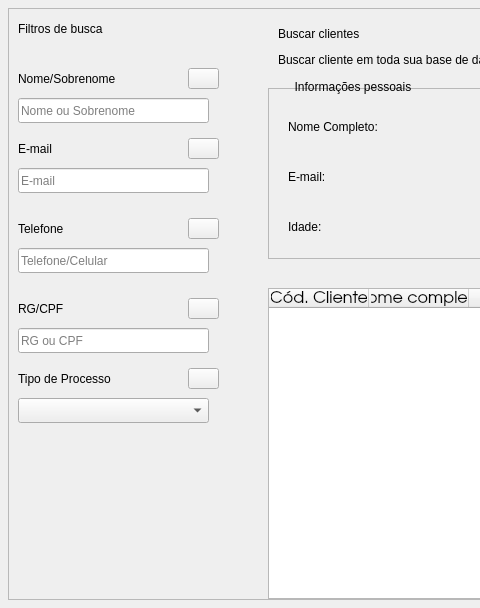
Above: Telas/UI/buscaCliente.ui from newprev/PrevCliente before the change; both pictures show x 0 to 480 and y 0 to 608 of the 1039 by 608 pixel window. Below: the same form after it.
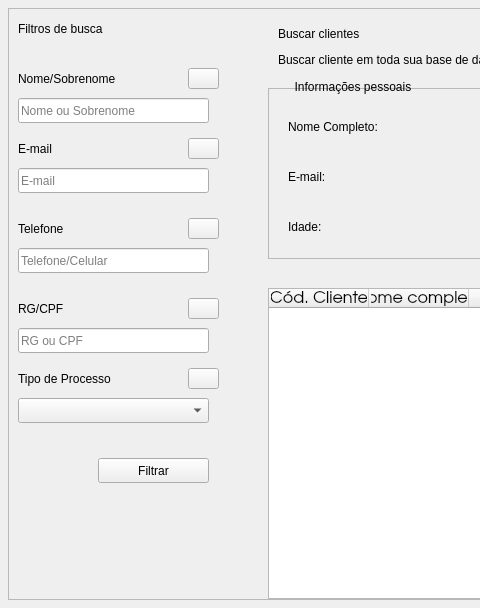
That is the form after the change. Icons and pictures are not drawn.

Patch:
```diff
--- a/Telas/UI/buscaCliente.ui
+++ b/Telas/UI/buscaCliente.ui
@@ -483,7 +483,7 @@
          <rect>
           <x>10</x>
           <y>10</y>
-          <width>131</width>
+          <width>161</width>
           <height>21</height>
          </rect>
         </property>
@@ -873,6 +873,19 @@
          </property>
         </widget>
        </widget>
+       <widget class="QPushButton" name="pbFiltrar">
+        <property name="geometry">
+         <rect>
+          <x>90</x>
+          <y>450</y>
+          <width>111</width>
+          <height>25</height>
+         </rect>
+        </property>
+        <property name="text">
+         <string>Filtrar</string>
+        </property>
+       </widget>
        <zorder>lbTituloFiltro</zorder>
        <zorder>frBuscaNome</zorder>
        <zorder>frUnderlineNome</zorder>
```
Left out of the diff: 29 changed lines with no effect on the pictures.
